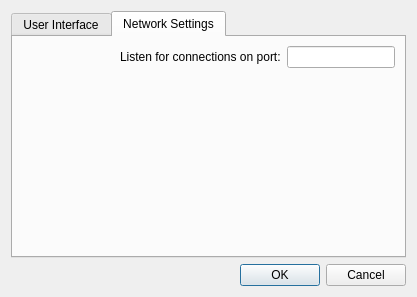
The window that settings.ui (Bitmessage/PyBitmessage) describes before a commit, drawn with Qt 5.
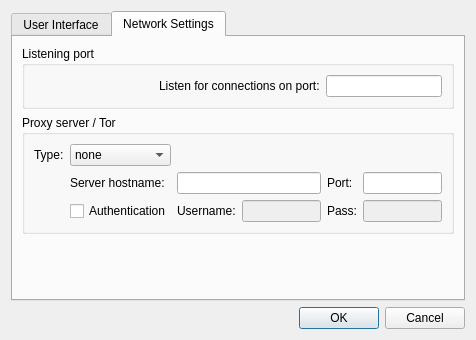
The same window after the commit. The open tabs and pages were chosen to show the change.

Patch:
```diff
--- a/settings.ui
+++ b/settings.ui
@@ -6,8 +6,8 @@
    <rect>
     <x>0</x>
     <y>0</y>
-    <width>417</width>
-    <height>297</height>
+    <width>476</width>
+    <height>340</height>
    </rect>
   </property>
   <property name="windowTitle">
@@ -90,31 +90,130 @@
       <attribute name="title">
        <string>Network Settings</string>
       </attribute>
-      <layout class="QGridLayout" name="gridLayout_2">
+      <layout class="QGridLayout" name="gridLayout_4">
        <item row="0" column="0">
-        <spacer name="horizontalSpacer">
-         <property name="orientation">
-          <enum>Qt::Horizontal</enum>
+        <widget class="QGroupBox" name="groupBox">
+         <property name="title">
+          <string>Listening port</string>
          </property>
-         <property name="sizeHint" stdset="0">
-          <size>
-           <width>56</width>
-           <height>20</height>
-          </size>
-         </property>
-        </spacer>
+         <layout class="QGridLayout" name="gridLayout_3">
+          <item row="0" column="0">
+           <spacer name="horizontalSpacer">
+            <property name="orientation">
+             <enum>Qt::Horizontal</enum>
+            </property>
+            <property name="sizeHint" stdset="0">
+             <size>
+              <width>125</width>
+              <height>20</height>
+             </size>
+            </property>
+           </spacer>
+          </item>
+          <item row="0" column="1">
+           <widget class="QLabel" name="label">
+            <property name="text">
+             <string>Listen for connections on port:</string>
+            </property>
+           </widget>
+          </item>
+          <item row="0" column="2">
+           <widget class="QLineEdit" name="lineEditTCPPort"/>
+          </item>
+         </layout>
+        </widget>
        </item>
-       <item row="0" column="1">
-        <widget class="QLabel" name="label">
-         <property name="text">
-          <string>Listen for connections on port:</string>
+       <item row="1" column="0">
+        <widget class="QGroupBox" name="groupBox_2">
+         <property name="title">
+          <string>Proxy server / Tor</string>
          </property>
+         <layout class="QGridLayout" name="gridLayout_2">
+          <item row="0" column="0">
+           <widget class="QLabel" name="label_2">
+            <property name="text">
+             <string>Type:</string>
+            </property>
+           </widget>
+          </item>
+          <item row="0" column="1">
+           <widget class="QComboBox" name="comboBoxProxyType">
+            <item>
+             <property name="text">
+              <string>none</string>
+             </property>
+            </item>
+            <item>
+             <property name="text">
+              <string>SOCKS4a</string>
+             </property>
+            </item>
+            <item>
+             <property name="text">
+              <string>SOCKS5</string>
+             </property>
+            </item>
+           </widget>
+          </item>
+          <item row="1" column="1">
+           <widget class="QLabel" name="label_3">
+            <property name="text">
+             <string>Server hostname:</string>
+            </property>
+           </widget>
+          </item>
+          <item row="1" column="2" colspan="2">
+           <widget class="QLineEdit" name="lineEditSocksHostname"/>
+          </item>
+          <item row="1" column="4">
+           <widget class="QLabel" name="label_4">
+            <property name="text">
+             <string>Port:</string>
+            </property>
+           </widget>
+          </item>
+          <item row="1" column="5">
+           <widget class="QLineEdit" name="lineEditSocksPort"/>
+          </item>
+          <item row="2" column="1">
+           <widget class="QCheckBox" name="checkBoxAuthentication">
+            <property name="text">
+             <string>Authentication</string>
+            </property>
+           </widget>
+          </item>
+          <item row="2" column="2">
+           <widget class="QLabel" name="label_5">
+            <property name="text">
+             <string>Username:</string>
+            </property>
+           </widget>
+          </item>
+          <item row="2" column="3">
+           <widget class="QLineEdit" name="lineEditSocksUsername">
+            <property name="enabled">
+             <bool>false</bool>
+            </property>
+           </widget>
+          </item>
+          <item row="2" column="4">
+           <widget class="QLabel" name="label_6">
+            <property name="text">
+             <string>Pass:</string>
+            </property>
+           </widget>
+          </item>
+          <item row="2" column="5">
+           <widget class="QLineEdit" name="lineEditSocksPassword">
+            <property name="enabled">
+             <bool>false</bool>
+            </property>
+           </widget>
+          </item>
+         </layout>
         </widget>
        </item>
-       <item row="0" column="2">
-        <widget class="QLineEdit" name="lineEditTCPPort"/>
-       </item>
-       <item row="1" column="2">
+       <item row="2" column="0">
         <spacer name="verticalSpacer">
          <property name="orientation">
           <enum>Qt::Vertical</enum>
@@ -122,7 +221,7 @@
          <property name="sizeHint" stdset="0">
           <size>
            <width>20</width>
-           <height>169</height>
+           <height>70</height>
           </size>
          </property>
         </spacer>
```
Left out of the diff: 75 changed lines with no effect on the pictures.
